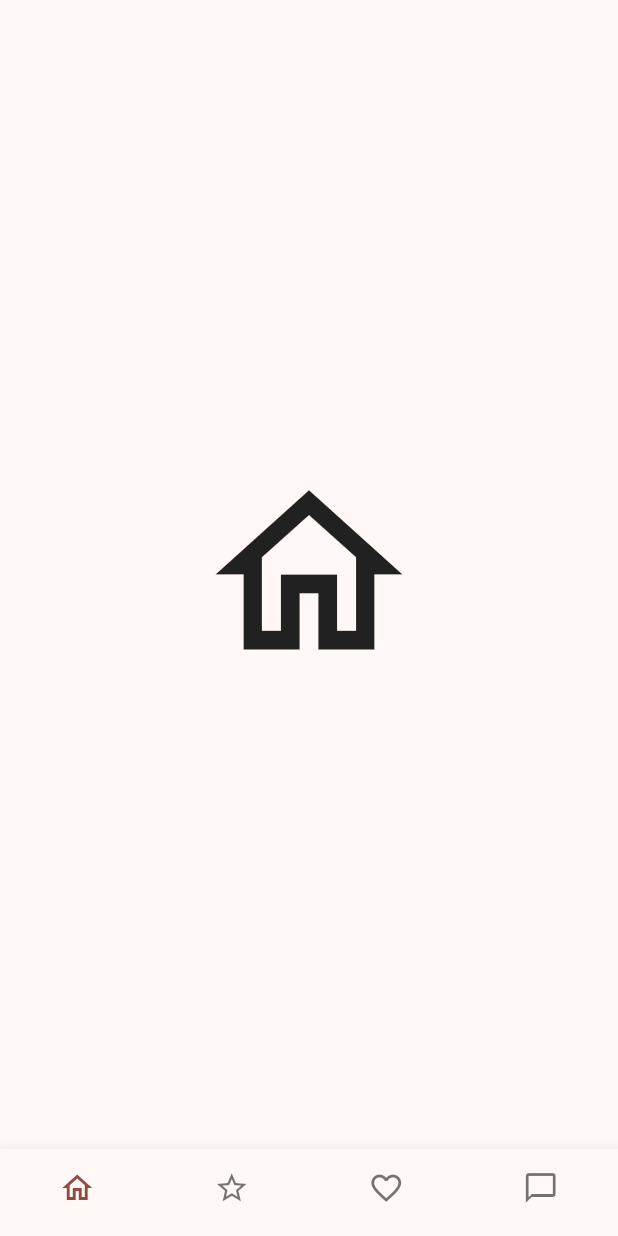
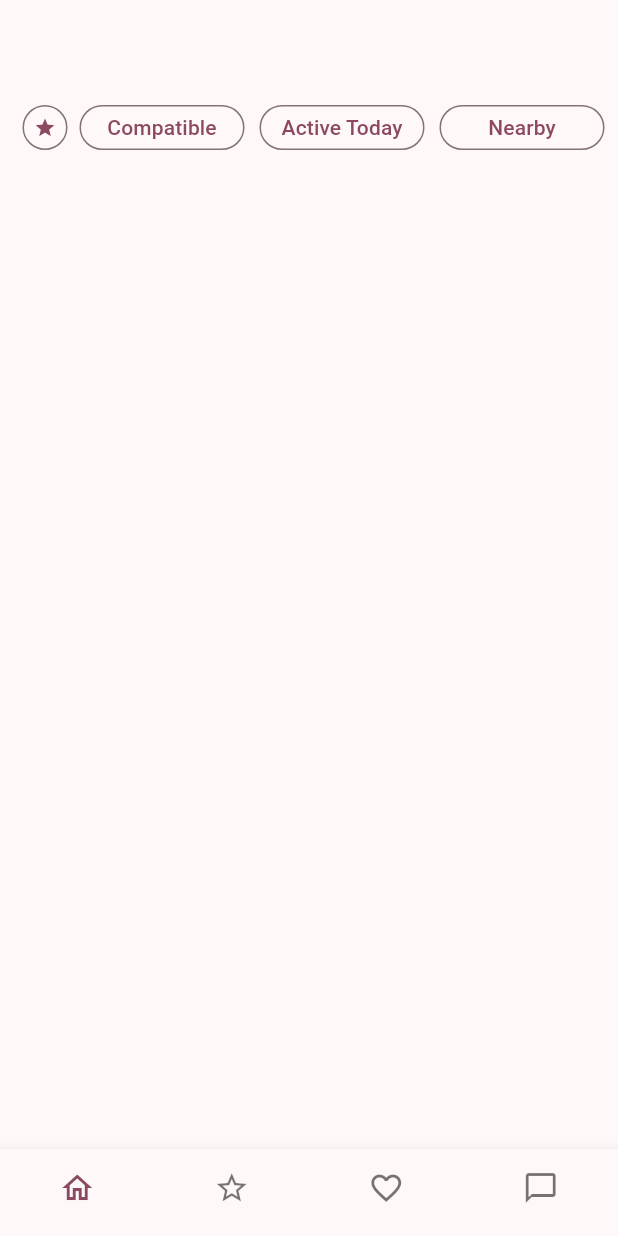
Before and after one commit to jackkslash/woo, a Flutter app: the screen it shows after launch, on a phone screen of 412 x 824 dp. Run offline on Flutter 3.47's test engine with Material 2 defaults, Android fonts, the phone set to English and light mode, and no system bars.

Commit message:
Screens added and action row for home

```diff
--- a/lib/main.dart
+++ b/lib/main.dart
@@ -1,4 +1,8 @@
 import 'package:flutter/material.dart';
+import 'package:woo/screens/chat.dart';
+import 'package:woo/screens/home.dart';
+import 'package:woo/screens/matches.dart';
+import 'package:woo/screens/stars.dart';
 
 void main() {
   runApp(const MyApp());
@@ -13,25 +17,25 @@
     return MaterialApp(
       title: 'Woo',
       theme: ThemeData(
-        colorScheme: ColorScheme.fromSeed(
-            seedColor: const Color.fromARGB(255, 250, 0, 0)),
+        colorScheme:
+            ColorScheme.fromSeed(seedColor: Color.fromARGB(255, 0, 0, 0)),
         useMaterial3: true,
       ),
-      home: const MyHomePage(title: ''),
+      home: const Main(title: ''),
     );
   }
 }
 
-class MyHomePage extends StatefulWidget {
-  const MyHomePage({super.key, required this.title});
+class Main extends StatefulWidget {
+  const Main({super.key, required this.title});
 
   final String title;
 
   @override
-  State<MyHomePage> createState() => _MyHomePageState();
+  State<Main> createState() => _MainState();
 }
 
-class _MyHomePageState extends State<MyHomePage> {
+class _MainState extends State<Main> {
   int _selectedIndex = 0;
 
   void _onItemTapped(int index) {
@@ -43,22 +47,10 @@
   @override
   Widget build(BuildContext context) {
     const List<Widget> pages = <Widget>[
-      Icon(
-        Icons.home_outlined,
-        size: 150,
-      ),
-      Icon(
-        Icons.star_border,
-        size: 150,
-      ),
-      Icon(
-        Icons.favorite_border,
-        size: 150,
-      ),
-      Icon(
-        Icons.chat_bubble_outline,
-        size: 150,
-      ),
+      HomeScreen(),
+      StarsScreen(),
+      MatchesScreen(),
+      ChatScreen()
     ];
 
     return Scaffold(
--- /dev/null
+++ b/lib/screens/home.dart
@@ -0,0 +1,101 @@
+import 'package:flutter/material.dart';
+
+class HomeScreen extends StatefulWidget {
+  const HomeScreen({super.key});
+
+  @override
+  State<HomeScreen> createState() => _HomeScreenState();
+}
+
+class _HomeScreenState extends State<HomeScreen> {
+  @override
+  Widget build(BuildContext context) {
+    return Scaffold(
+      body: Center(
+          child: Column(
+        children: [SizedBox(height: 70), actionRow()],
+      )),
+    ); // This trailing comma makes auto-formatting nicer for build methods.
+  }
+
+  SingleChildScrollView actionRow() {
+    return SingleChildScrollView(
+      scrollDirection: Axis.horizontal,
+      child: SizedBox(
+        height: 90.0,
+        child: Row(crossAxisAlignment: CrossAxisAlignment.start, children: [
+          //provide all the things u want to horizontally scroll here
+          const SizedBox(width: 15),
+          SizedBox(
+            width: 30.0,
+            height: 30.0,
+            child: OutlinedButton(
+              onPressed: () {},
+              child: const Icon(
+                Icons.star_outlined,
+                size: 15,
+              ),
+              style: OutlinedButton.styleFrom(
+                minimumSize: Size.zero, // Set this
+                padding: EdgeInsets.zero, // and this
+              ),
+            ),
+          ),
+          const SizedBox(width: 8),
+          SizedBox(
+            width: 110.0,
+            height: 30.0,
+            child: OutlinedButton(
+              onPressed: () {},
+              child: const Text("Compatible"),
+              style: OutlinedButton.styleFrom(
+                minimumSize: Size.zero, // Set this
+                padding: EdgeInsets.zero, // and this
+              ),
+            ),
+          ),
+          const SizedBox(width: 10),
+          SizedBox(
+            width: 110.0,
+            height: 30.0,
+            child: OutlinedButton(
+              onPressed: () {},
+              child: const Text("Active Today"),
+              style: OutlinedButton.styleFrom(
+                minimumSize: Size.zero, // Set this
+                padding: EdgeInsets.zero, // and this
+              ),
+            ),
+          ),
+          const SizedBox(width: 10),
+          SizedBox(
+            width: 110.0,
+            height: 30.0,
+            child: OutlinedButton(
+              onPressed: () {},
+              child: const Text("Nearby"),
+              style: OutlinedButton.styleFrom(
+                minimumSize: Size.zero, // Set this
+                padding: EdgeInsets.zero, // and this
+              ),
+            ),
+          ),
+          const SizedBox(width: 10),
+          SizedBox(
+            width: 110.0,
+            height: 30.0,
+            child: OutlinedButton(
+              onPressed: () {},
+              child: const Text("New here"),
+              style: OutlinedButton.styleFrom(
+                minimumSize: Size.zero, // Set this
+                padding: EdgeInsets.zero, // and this
+              ),
+            ),
+          ),
+          const SizedBox(width: 15)
+        ]),
+      ),
+    );
+  }
+}
```
Also changed, not shown: lib/screens/chat.dart (added, +22 -0 lines), lib/screens/matches.dart (added, +22 -0 lines), lib/screens/stars.dart (added, +22 -0 lines).
